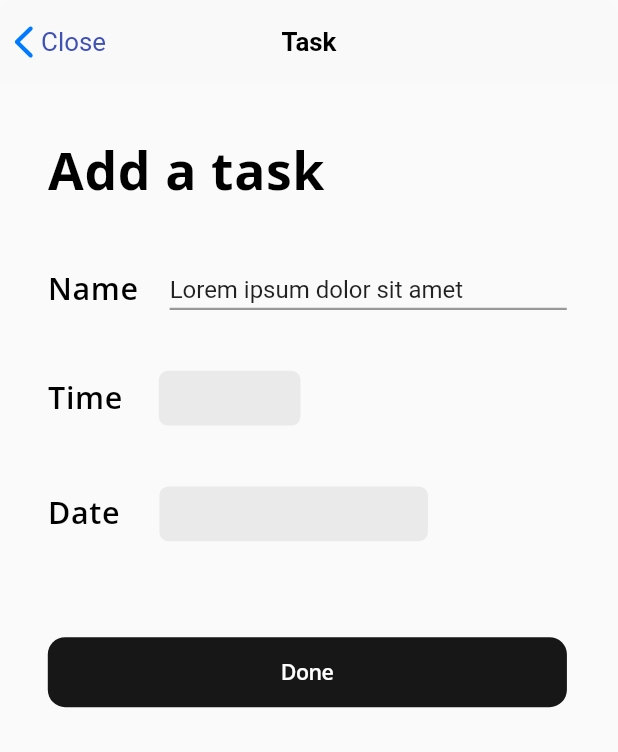
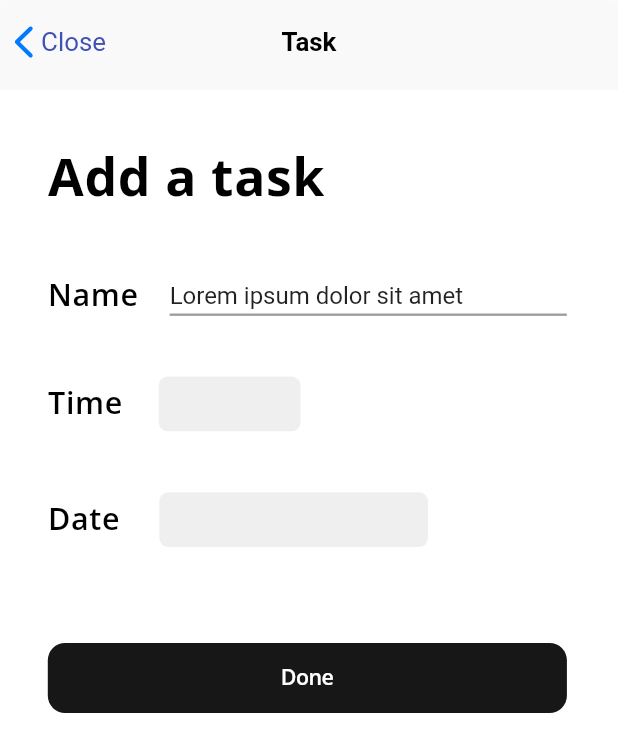
Before and after one commit to asayke/my_tasks, a Flutter app: the NewTaskPage screen opened directly, on a phone screen of 412 x 824 dp. Shown: the top 752 px of the screen. Run offline on Flutter 3.47's test engine with Material 2 defaults, Android fonts, the phone set to English and light mode, and no system bars; our stand-ins replace flutter_screenutil, flutter_svg.

Commit message:
Refactored code

```diff
--- /dev/null
+++ b/lib/models/task.dart
@@ -0,0 +1,9 @@
+import 'package:flutter/material.dart';
+
+class Task {
+  final String name;
+  final DateTime date;
+  final TimeOfDay time;
+
+  Task({required this.name, required this.date, required this.time});
+}
--- a/lib/widgets/add_new_task.dart
+++ b/lib/pages/add_task_page/add_new_task.dart
@@ -1,8 +1,7 @@
 import 'package:flutter/material.dart';
 import 'package:flutter_screenutil/flutter_screenutil.dart';
-import 'package:flutter_svg/flutter_svg.dart';
+import 'package:my_tasks/pages/add_task_page/widgets/add_task_appbar.dart';
 import 'package:my_tasks/utils/app_colors.dart';
-import 'package:my_tasks/utils/app_icons.dart';
 import 'package:my_tasks/utils/app_text_styles.dart';
 
 class NewTaskPage extends StatefulWidget {
@@ -13,55 +12,14 @@ class NewTaskPage extends StatefulWidget {
 }
 
 class _NewTaskPageState extends State<NewTaskPage> {
-  late DateTime _dateTime;
-
   @override
   Widget build(BuildContext context) {
     return Scaffold(
-      appBar: AppBar(
-        backgroundColor: AppColors.appBarBackgroundColor,
-        elevation: 0,
-        centerTitle: true,
-        shape: const RoundedRectangleBorder(
-          borderRadius: BorderRadius.vertical(top: Radius.circular(10)),
-        ),
-        title: Text(
-          "Task",
-          style: TextStyle(
-            color: Colors.black,
-            fontSize: 17.sp,
-            fontWeight: FontWeight.w600,
-          ),
-        ),
-        leadingWidth: 77.w,
-        leading: GestureDetector(
-          onTap: () {
-            Navigator.pop(context);
-          },
-          child: Row(
-            children: [
-              SizedBox(
-                width: 9.w,
-              ),
-              SvgPicture.asset(AppIcons.chevronLeftIcon),
-              SizedBox(
-                width: 5.w,
-              ),
-              Text(
-                "Close",
-                style: TextStyle(
-                  color: Colors.indigo,
-                  fontSize: 17.sp,
-                  fontWeight: FontWeight.w400,
-                ),
-              ),
-            ],
-          ),
-        ),
-      ),
+      appBar: PreferredSize(
+          preferredSize: Size.fromHeight(59.h), child: const AddTaskAppBar()),
       body: Container(
         padding: EdgeInsets.only(left: 29.w, top: 37.h),
-        height: 714.09.h,
+        color: Colors.white,
         child: Column(
           crossAxisAlignment: CrossAxisAlignment.start,
           children: [
--- /dev/null
+++ b/lib/pages/add_task_page/widgets/add_task_appbar.dart
@@ -0,0 +1,54 @@
+import 'package:flutter/material.dart';
+import 'package:flutter_screenutil/flutter_screenutil.dart';
+import 'package:flutter_svg/svg.dart';
+import 'package:my_tasks/utils/app_colors.dart';
+import 'package:my_tasks/utils/app_icons.dart';
+
+class AddTaskAppBar extends StatelessWidget {
+  const AddTaskAppBar({super.key});
+
+  @override
+  Widget build(BuildContext context) {
+    return AppBar(
+        backgroundColor: AppColors.barsBackgroundColor,
+        elevation: 0,
+        centerTitle: true,
+        shape: const RoundedRectangleBorder(
+          borderRadius: BorderRadius.vertical(top: Radius.circular(10)),
+        ),
+        title: Text(
+          "Task",
+          style: TextStyle(
+            color: Colors.black,
+            fontSize: 17.sp,
+            fontWeight: FontWeight.w600,
+          ),
+        ),
+        leadingWidth: 77.w,
+        leading: GestureDetector(
+          onTap: () {
+            Navigator.pop(context);
+          },
+          child: Row(
+            children: [
+              SizedBox(
+                width: 9.w,
+              ),
+              SvgPicture.asset(AppIcons.chevronLeftIcon),
+              SizedBox(
+                width: 5.w,
+              ),
+              Text(
+                "Close",
+                style: TextStyle(
+                  color: Colors.indigo,
+                  fontSize: 17.sp,
+                  fontWeight: FontWeight.w400,
+                ),
+              ),
+            ],
+          ),
+        ),
+      );
+  }
+}
--- a/lib/utils/app_colors.dart
+++ b/lib/utils/app_colors.dart
@@ -6,7 +6,7 @@ abstract class AppColors {
   static const Color selectedItemColor = Color.fromRGBO(52, 120, 246, 1);
   static const Color unselectedItemColor = Color.fromRGBO(0, 0, 0, 1);
   static const Color accessoryBackgroundColor = Color.fromRGBO(247, 248, 250, 1);
-  static const Color appBarBackgroundColor = Color.fromRGBO(249, 249, 249, 0.94);
+  static const Color barsBackgroundColor = Color.fromRGBO(249, 249, 249, 0.94);
   static const Color blackButtonsBackgroundColor = Color.fromRGBO(23, 23, 23, 1);
   static const Color pickersBackgroundColor = Color.fromRGBO(118, 118, 128, 0.12);
 }
--- a/lib/widgets/information.dart
+++ b/lib/widgets/information.dart
@@ -27,7 +27,7 @@ class Information extends StatelessWidget {
                   height: 493.h,
                   width: 334.w,
                   child: Text(
-                    "Praesent ultricies lacus in ligula volutpat feugiat. In hac habitasse platea dictumst. In hac habitasse platea dictumst. Fusce luctus justo eget nisi hendrerit, quis aliquam arcu porta. Cras ultricies, elit sit amet cursus consectetur, risus felis ullamcorper nulla, ut scelerisque sapien lorem non sem. Integer vestibulum ornare ligula, a placerat lectus volutpat ultrices. Aliquam commodo malesuada purus a mollis. Vestibulum pulvinar aliquam libero eu consequat. Cras massa orci, ultrices sed scelerisque id, semper vel neque. Proin a turpis quis nibh cursus hendrerit sit amet vel libero. Nullam sit amet laoreet ante. Mauris sit amet mi vitae arcu dignissim porttitor et in arcu. Nullam eleifend molestie arcu, pretium fermentum orci feugiat eget. Integer dapibus tincidunt ipsum, at rutrum magna rutrum at. Quisque pretium convallis vestibulum.",
+                    "Praesent ultricies lacus in ligula volutpat feugiat. In hac habitasse platea dictumst. In hac habitasse platea dictumst. Fusce luctus justo eget nisi hendrerit, quis aliquam arcu porta. Cras ultricies, elit sit amet cursus consectetur, risus felis ullamcorper nulla, ut scelerisque sapien lorem non sem. Integer vestibulum ornare ligula, a placerat lectus volutpat ultrices. Aliquam commodo malesuada purus a mollis. Vestibulum pulvinar aliquam libero eu consequat.                                Cras massa orci, ultrices sed scelerisque id, semper vel neque. Proin a turpis quis nibh cursus hendrerit sit amet vel libero. Nullam sit amet laoreet ante. Mauris sit amet mi vitae arcu dignissim porttitor et in arcu. Nullam eleifend molestie arcu, pretium fermentum orci feugiat eget. Integer dapibus tincidunt ipsum, at rutrum magna rutrum at. Quisque pretium convallis vestibulum.",
                     style: AppTextStyles.lightGreyTextStyle,
                   ),
                 ),
```
Also changed, not shown: lib/home_page.dart (+3 -42 lines), lib/widgets/bottom_navigation_bar.dart (added, +29 -0 lines), lib/widgets/empty_page.dart (+4 -3 lines), lib/widgets/floating_buttons.dart (+11 -2 lines).
